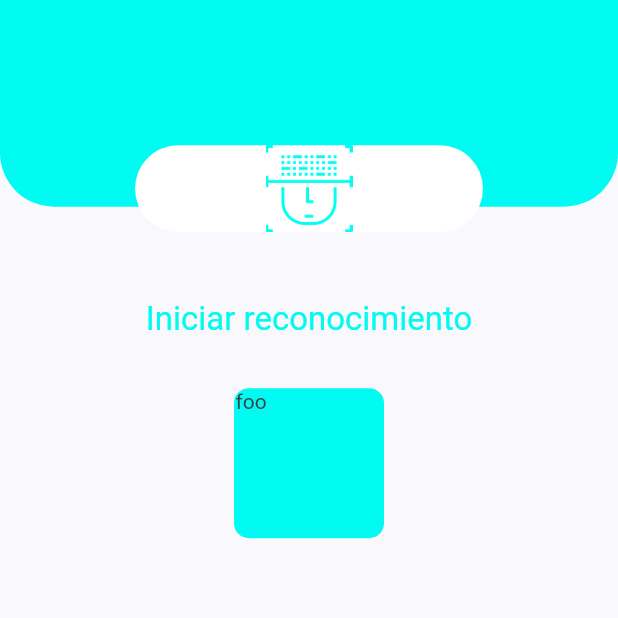
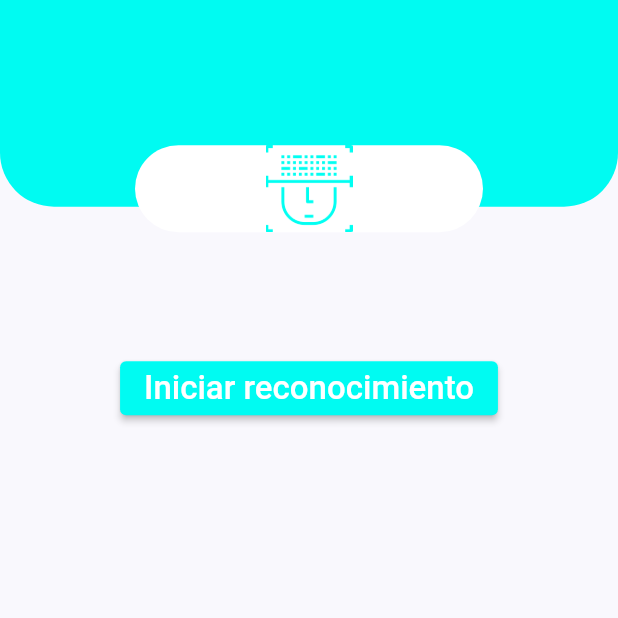
Before and after one commit to p-jacobo2012240/AI-Real-Time-Recognition, a Flutter app: the screen it shows after launch, on a phone screen of 412 x 824 dp, the top half of it. Run offline on Flutter 3.47's test engine with Material 2 defaults, Android fonts, the light colour scheme and no system bars.

Commit message:
finished home layout

```diff
--- a/lib/screens/home/components/body.dart
+++ b/lib/screens/home/components/body.dart
@@ -1,10 +1,16 @@
-import 'package:flutter/cupertino.dart';
 import 'package:flutter/material.dart';
 import 'package:ia_recognition/constants.dart';
 import 'package:ia_recognition/screens/home/components/header_app.dart';
 
-class Body extends StatelessWidget {
+class Body extends StatefulWidget {
   const Body({Key? key}) : super(key: key);
+
+  @override
+  _BodyState createState() => new _BodyState();
+}
+
+class _BodyState extends State<Body> {
+  String viewType = "Home";
 
   @override
   Widget build(BuildContext context) {
@@ -14,30 +20,32 @@ class Body extends StatelessWidget {
         children: <Widget>[
           Header(size: size),
           Container(height: kDefaultDivider), // divider
-          SizedBox(
-            height: 24,
-            child: Stack(
-              children: const <Widget>[
-                Text("Iniciar reconocimiento",
-                    style: TextStyle(color: kPrimaryColor, fontSize: 22))
-              ],
-            ),
-          ),
           Container(height: kDefaultDivider), // divider
-          SizedBox(
-              child: Center(
-            child: Container(
-              height: 100,
-              width: 100,
-              decoration: BoxDecoration(
-                  border: Border.all(color: kPrimaryColor),
-                  color: kPrimaryColor,
-                  borderRadius: BorderRadius.circular(10.0)),
-              child: const Text("foo"),
-            ),
-          ))
+          (viewType == "Home")
+              ? SizedBox(
+                  child: Center(
+                  child: ElevatedButton(
+                    style: ElevatedButton.styleFrom(primary: kPrimaryColor),
+                    child: const Text("Iniciar reconocimiento",
+                        style: TextStyle(color: Colors.white, fontSize: 22)),
+                    onPressed: executeChange,
+                  ),
+                ))
+              : Center(
+                  child: Container(child: Text("Hello there")),
+                )
         ],
       ),
     );
   }
+
+  executeChange() {
+    setState(() {
+      if (viewType == "Home") {
+        viewType = "ProcessIA";
+      } else {
+        viewType = "Home";
+      }
+    });
+  }
 }
--- a/lib/screens/home/components/home_screen.dart
+++ b/lib/screens/home/components/home_screen.dart
@@ -1,9 +1,14 @@
 import 'package:flutter/material.dart';
 import 'package:ia_recognition/screens/home/components/body.dart';
 
-class HomeScreen extends StatelessWidget {
+class HomeScreen extends StatefulWidget {
   const HomeScreen({Key? key}) : super(key: key);
 
+  @override
+  _HomeScreenState createState() => new _HomeScreenState();
+}
+
+class _HomeScreenState extends State<HomeScreen> {
   @override
   Widget build(BuildContext context) {
     return const Scaffold(
--- a/pubspec.yaml
+++ b/pubspec.yaml
@@ -60,6 +60,7 @@ flutter:
   # To add assets to your application, add an assets section, like this:
   assets:
     - images/app-base-icon.png
+    - images/select-icon.png
   #   - images/a_dot_ham.jpeg
 
   # An image asset can refer to one or more resolution-specific "variants", see
```
Also changed, not shown: images/select-icon.png (added).
